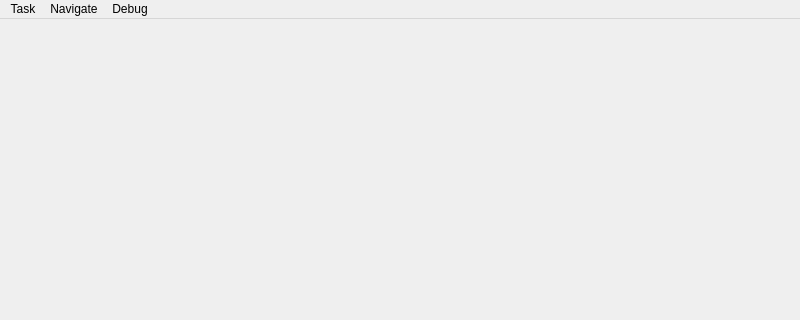
This is flashcard.ui in deadlytoah/mvp as Qt 5 draws it before an edit; both pictures show x 0 to 800 and y 0 to 320 of the 800 by 600 pixel window. The edited form follows.
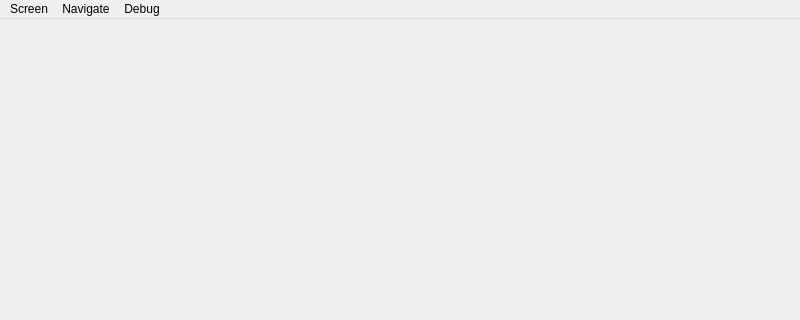
This is the edited form.

Commit message: make flash card screen to be the initial screen.

Diff of the .ui file:
```diff
--- a/flashcard.ui
+++ b/flashcard.ui
@@ -25,7 +25,7 @@
    </property>
    <widget class="QMenu" name="menuTask">
     <property name="title">
-     <string>Task</string>
+     <string>Screen</string>
     </property>
     <addaction name="action_enter_verses"/>
     <addaction name="actionView_Flash_Cards"/>
```
Left out of the diff: 6 changed lines with no effect on the pictures. The commit also changes 2 other files.
